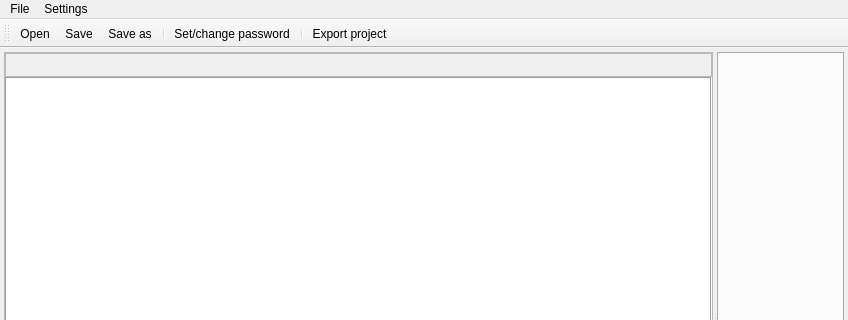
This is ProjPad/ProjPad.ui in sergrt/ProjPad as Qt 5 draws it before an edit; both pictures show x 0 to 848 and y 0 to 320 of the 848 by 624 pixel window. The edited form follows.
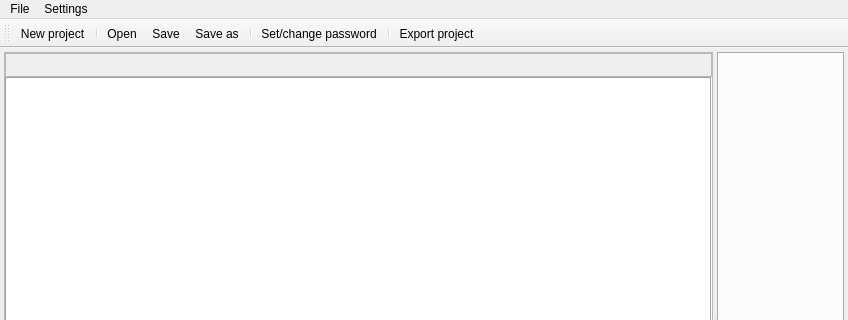
This is the edited form. Icons and pictures are not drawn. Custom widgets are drawn as their Qt base class.

Commit message: Add checking if file changed (ask on close) Add New Project functionality Fixed several bugs

The edit to the form file:
```diff
--- a/ProjPad/ProjPad.ui
+++ b/ProjPad/ProjPad.ui
@@ -265,6 +265,8 @@
    <attribute name="toolBarBreak">
     <bool>false</bool>
    </attribute>
+   <addaction name="actionNewProject"/>
+   <addaction name="separator"/>
    <addaction name="actionOpen"/>
    <addaction name="actionSave"/>
    <addaction name="actionSaveAs"/>
@@ -334,6 +336,15 @@
     <string>Exit</string>
    </property>
   </action>
+  <action name="actionNewProject">
+   <property name="icon">
+    <iconset resource="ProjPad.qrc">
+     <normaloff>:/ProjPad/Resources/icons8-file-30.png</normaloff>:/ProjPad/Resources/icons8-file-30.png</iconset>
+   </property>
+   <property name="text">
+    <string>New project</string>
+   </property>
+  </action>
  </widget>
  <layoutdefault spacing="6" margin="11"/>
  <customwidgets>
```
Left out of the diff: 2 changed lines with no effect on the pictures. The commit also changes 19 other files.
